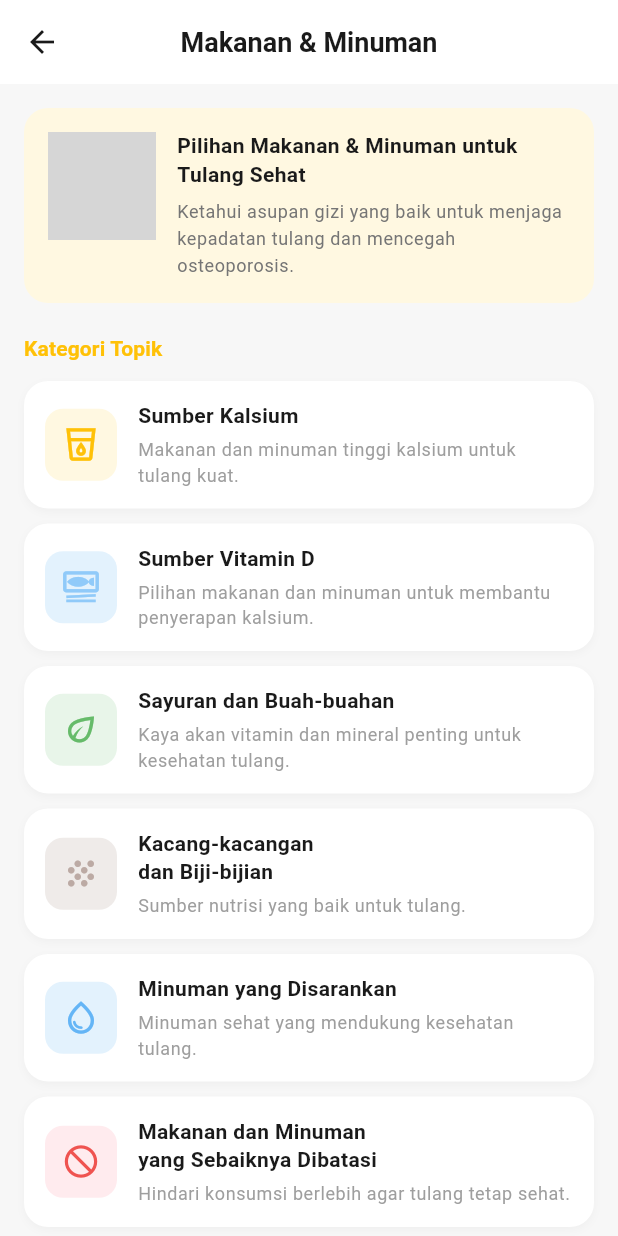
After one commit to juliaaio/oste, a Flutter app: the NutrisiPage screen opened directly, on a phone screen of 412 x 824 dp. The commit adds this screen. Run offline on Flutter 3.47's test engine with Material 3 defaults, Android fonts, the phone set to English and light mode, and no system bars; grey boxes are pictures that could not be loaded.

Commit message:
feat: add nutrition and education pages

```diff
--- a/lib/features/education/education_page.dart
+++ b/lib/features/education/education_page.dart
@@ -1,5 +1,6 @@
 import 'package:flutter/material.dart';
 import 'package:oste/features/education/vitamin/vitamin_page.dart';
+import 'package:oste/features/education/nutrisi/nutrisi_page.dart';
 import 'package:oste/features/dashboard/dashboard_page.dart';
 import 'package:oste/features/history/history_page.dart';
 import 'package:oste/features/profile/profile_page.dart';
@@ -251,6 +252,13 @@ class _EducationCard extends StatelessWidget {
                 builder: (context) => const VitaminPage(),
               ),
             );
+          } else if (topic.title.contains('Makanan')) {
+            Navigator.push(
+              context,
+              MaterialPageRoute(
+                builder: (context) => const NutrisiPage(),
+              ),
+            );
           }
         },
         child: Padding(
--- /dev/null
+++ b/lib/features/education/nutrisi/nutrisi_page.dart
@@ -0,0 +1,331 @@
+import 'package:flutter/material.dart';
+
+class NutrisiPage extends StatelessWidget {
+  const NutrisiPage({super.key});
+
+  static const List<_NutritionItem> _items = [
+    _NutritionItem(
+      icon: Icons.local_drink_outlined,
+      iconColor: Color(0xFFFFC107),
+      iconBg: Color(0xFFFFF8E1),
+      title: 'Sumber Kalsium',
+      description: 'Makanan dan minuman tinggi kalsium untuk tulang kuat.',
+    ),
+    _NutritionItem(
+      icon: Icons.set_meal_outlined,
+      iconColor: Color(0xFF90CAF9),
+      iconBg: Color(0xFFE3F2FD),
+      title: 'Sumber Vitamin D',
+      description:
+          'Pilihan makanan dan minuman untuk membantu penyerapan kalsium.',
+    ),
+    _NutritionItem(
+      icon: Icons.eco_outlined,
+      iconColor: Color(0xFF66BB6A),
+      iconBg: Color(0xFFE8F5E9),
+      title: 'Sayuran dan Buah-buahan',
+      description:
+          'Kaya akan vitamin dan mineral penting untuk kesehatan tulang.',
+    ),
+    _NutritionItem(
+      icon: Icons.grain_outlined,
+      iconColor: Color(0xFFBCAAA4),
+      iconBg: Color(0xFFEFEBE9),
+      title: 'Kacang-kacangan\ndan Biji-bijian',
+      description: 'Sumber nutrisi yang baik untuk tulang.',
+    ),
+    _NutritionItem(
+      icon: Icons.water_drop_outlined,
+      iconColor: Color(0xFF64B5F6),
+      iconBg: Color(0xFFE3F2FD),
+      title: 'Minuman yang Disarankan',
+      description: 'Minuman sehat yang mendukung kesehatan tulang.',
+    ),
+    _NutritionItem(
+      icon: Icons.not_interested_rounded,
+      iconColor: Color(0xFFEF5350),
+      iconBg: Color(0xFFFFEBEE),
+      title: 'Makanan dan Minuman\nyang Sebaiknya Dibatasi',
+      description: 'Hindari konsumsi berlebih agar tulang tetap sehat.',
+    ),
+  ];
+
+  @override
+  Widget build(BuildContext context) {
+    return Scaffold(
+      backgroundColor: const Color(0xFFF7F7F7),
+      appBar: AppBar(
+        backgroundColor: Colors.white,
+        elevation: 0,
+        centerTitle: true,
+        leading: const BackButton(color: Color(0xFF1A1A1A)),
+        title: const Text(
+          'Makanan & Minuman',
+          style: TextStyle(
+            color: Color(0xFF1A1A1A),
+            fontWeight: FontWeight.w600,
+            fontSize: 18,
+          ),
+        ),
+      ),
+      body: SingleChildScrollView(
+        padding: const EdgeInsets.symmetric(horizontal: 16, vertical: 16),
+        child: Column(
+          crossAxisAlignment: CrossAxisAlignment.start,
+          children: [
+            const _HeroCard(),
+            const SizedBox(height: 20),
+            const _SectionTitle(title: 'Kategori Topik'),
+            const SizedBox(height: 12),
+            ...List.generate(
+              _items.length,
+              (index) => Padding(
+                padding: const EdgeInsets.only(bottom: 10),
+                child: _NutritionCard(item: _items[index]),
+              ),
+            ),
+            const SizedBox(height: 4),
+            const _TipsCard(),
+            const SizedBox(height: 24),
+          ],
+        ),
+      ),
+    );
+  }
+}
+
+// ---------------------------------------------------------------------------
+// Hero card
+// ---------------------------------------------------------------------------
+class _HeroCard extends StatelessWidget {
+  const _HeroCard();
+
+  @override
+  Widget build(BuildContext context) {
+    return Container(
+      padding: const EdgeInsets.all(16),
+      decoration: BoxDecoration(
+        color: const Color(0xFFFFF8E1),
+        borderRadius: BorderRadius.circular(16),
+      ),
+      child: Row(
+        crossAxisAlignment: CrossAxisAlignment.start,
+        children: [
+          ClipRRect(
+            borderRadius: BorderRadius.circular(12),
+            child: Image.asset(
+              'assets/images/education/nutrition.png',
+              width: 72,
+              height: 72,
+              fit: BoxFit.cover,
+              errorBuilder: (context, error, stackTrace) => Container(
+                width: 72,
+                height: 72,
+                decoration: BoxDecoration(
+                  color: const Color(0xFFFFECB3),
+                  borderRadius: BorderRadius.circular(12),
+                ),
+                child: const Icon(
+                  Icons.restaurant_outlined,
+                  size: 38,
+                  color: Color(0xFFFFC107),
+                ),
+              ),
+            ),
+          ),
+          const SizedBox(width: 14),
+          Expanded(
+            child: Column(
+              crossAxisAlignment: CrossAxisAlignment.start,
+              children: [
+                Text(
+                  'Pilihan Makanan & Minuman untuk Tulang Sehat',
+                  style: Theme.of(context).textTheme.bodyMedium?.copyWith(
+                        fontWeight: FontWeight.w700,
+                        color: const Color(0xFF1A1A1A),
+                        height: 1.35,
+                      ),
+                ),
+                const SizedBox(height: 6),
+                Text(
+                  'Ketahui asupan gizi yang baik untuk menjaga kepadatan tulang dan mencegah osteoporosis.',
+                  style: Theme.of(context).textTheme.bodySmall?.copyWith(
+                        color: const Color(0xFF757575),
+                        height: 1.5,
+                      ),
+                ),
+              ],
+            ),
+          ),
+        ],
+      ),
+    );
+  }
+}
+
+// ---------------------------------------------------------------------------
+// Section title
+// ---------------------------------------------------------------------------
+class _SectionTitle extends StatelessWidget {
+  final String title;
+
+  const _SectionTitle({required this.title});
+
+  @override
+  Widget build(BuildContext context) {
+    return Text(
+      title,
+      style: Theme.of(context).textTheme.titleSmall?.copyWith(
+            color: const Color(0xFFFFC107),
+            fontWeight: FontWeight.w700,
+          ),
+    );
+  }
+}
+
+// ---------------------------------------------------------------------------
+// Data model
+// ---------------------------------------------------------------------------
+class _NutritionItem {
+  final IconData icon;
+  final Color iconColor;
+  final Color iconBg;
+  final String title;
+  final String description;
+
+  const _NutritionItem({
+    required this.icon,
+    required this.iconColor,
+    required this.iconBg,
+    required this.title,
+    required this.description,
+  });
+}
+
+// ---------------------------------------------------------------------------
+// Nutrition card
+// ---------------------------------------------------------------------------
+class _NutritionCard extends StatelessWidget {
+  final _NutritionItem item;
+
+  const _NutritionCard({required this.item});
+
+  @override
+  Widget build(BuildContext context) {
+    return Container(
+      padding: const EdgeInsets.symmetric(horizontal: 14, vertical: 14),
+      decoration: BoxDecoration(
+        color: Colors.white,
+        borderRadius: BorderRadius.circular(16),
+        boxShadow: [
+          BoxShadow(
+            color: Colors.black.withOpacity(0.03),
+            blurRadius: 4,
+            offset: const Offset(0, 2),
+          ),
+        ],
+      ),
+      child: Row(
+        crossAxisAlignment: CrossAxisAlignment.center,
+        children: [
+          Container(
+            width: 48,
+            height: 48,
+            decoration: BoxDecoration(
+              color: item.iconBg,
+              borderRadius: BorderRadius.circular(12),
+            ),
+            child: Icon(
+              item.icon,
+              size: 26,
+              color: item.iconColor,
+            ),
+          ),
+          const SizedBox(width: 14),
+          Expanded(
+            child: Column(
+              crossAxisAlignment: CrossAxisAlignment.start,
+              children: [
+                Text(
+                  item.title,
+                  style: Theme.of(context).textTheme.bodyMedium?.copyWith(
+                        fontWeight: FontWeight.w700,
+                        color: const Color(0xFF1A1A1A),
+                        height: 1.35,
+                      ),
+                ),
+                const SizedBox(height: 4),
+                Text(
+                  item.description,
+                  style: Theme.of(context).textTheme.bodySmall?.copyWith(
+                        color: const Color(0xFF9E9E9E),
+                        height: 1.45,
+                      ),
+                ),
+              ],
+            ),
+          ),
+        ],
+      ),
+    );
+  }
+}
+
+// ---------------------------------------------------------------------------
+// Tips card
+// ---------------------------------------------------------------------------
+class _TipsCard extends StatelessWidget {
+  const _TipsCard();
+
+  @override
+  Widget build(BuildContext context) {
+    return Container(
+      padding: const EdgeInsets.symmetric(horizontal: 14, vertical: 14),
+      decoration: BoxDecoration(
+        color: const Color(0xFFFFF8E1),
+        borderRadius: BorderRadius.circular(16),
+      ),
+      child: Row(
+        crossAxisAlignment: CrossAxisAlignment.start,
+        children: [
+          Container(
+            width: 48,
+            height: 48,
+            decoration: BoxDecoration(
+              color: const Color(0xFFFFF3CD),
+              borderRadius: BorderRadius.circular(12),
+            ),
+            child: const Icon(
+              Icons.lightbulb_outline_rounded,
+              size: 26,
+              color: Color(0xFFFFC107),
+            ),
+          ),
+          const SizedBox(width: 14),
+          Expanded(
+            child: Column(
+              crossAxisAlignment: CrossAxisAlignment.start,
+              children: [
+                Text(
+                  'Tips',
+                  style: Theme.of(context).textTheme.bodyMedium?.copyWith(
+                        fontWeight: FontWeight.w700,
+                        color: const Color(0xFF1A1A1A),
+                      ),
+                ),
+                const SizedBox(height: 4),
+                Text(
+                  'Kombinasikan pola makan seimbang dengan olahraga rutin untuk hasil yang lebih optimal.',
+                  style: Theme.of(context).textTheme.bodySmall?.copyWith(
+                        color: const Color(0xFF757575),
+                        height: 1.45,
+                      ),
+                ),
+              ],
+            ),
+          ),
+        ],
+      ),
+    );
+  }
+}
```
Also changed, not shown: lib/features/education/olahraga/olahraga_page.dart (added), lib/features/education/pengertian/gejalsa_page.dart (added), lib/features/education/pengertian/pencegahan_page.dart (added), lib/features/education/pengertian/penyebab_page.dart (added), lib/features/education/pengertian/ringkasan_page.dart (added).
